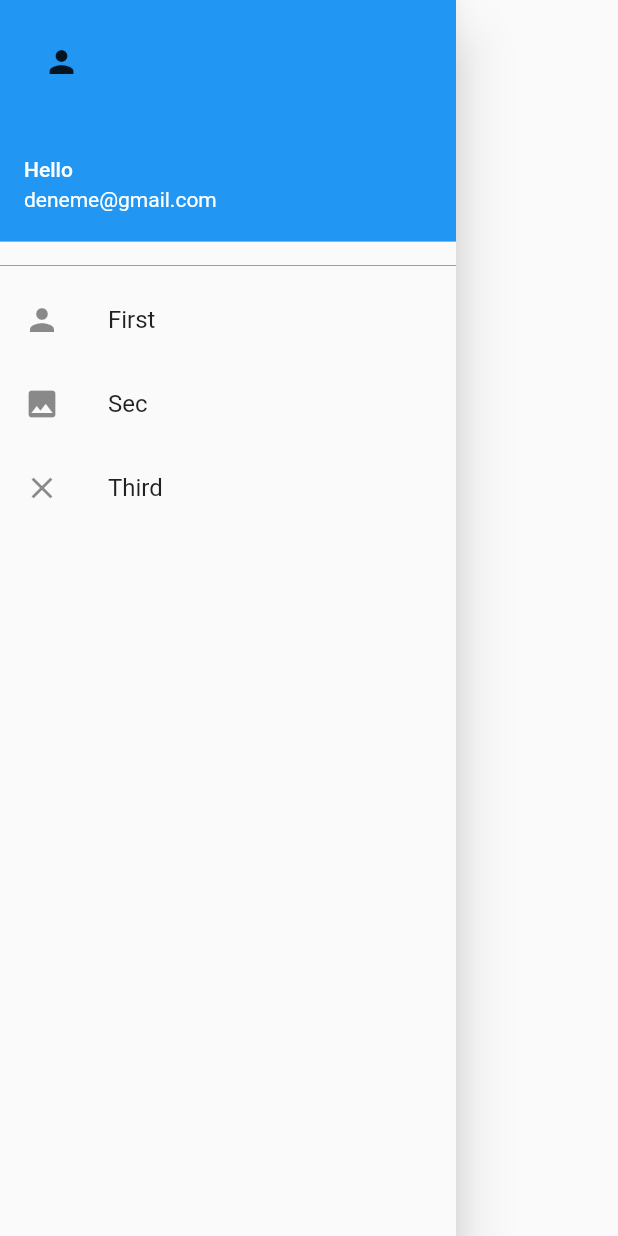
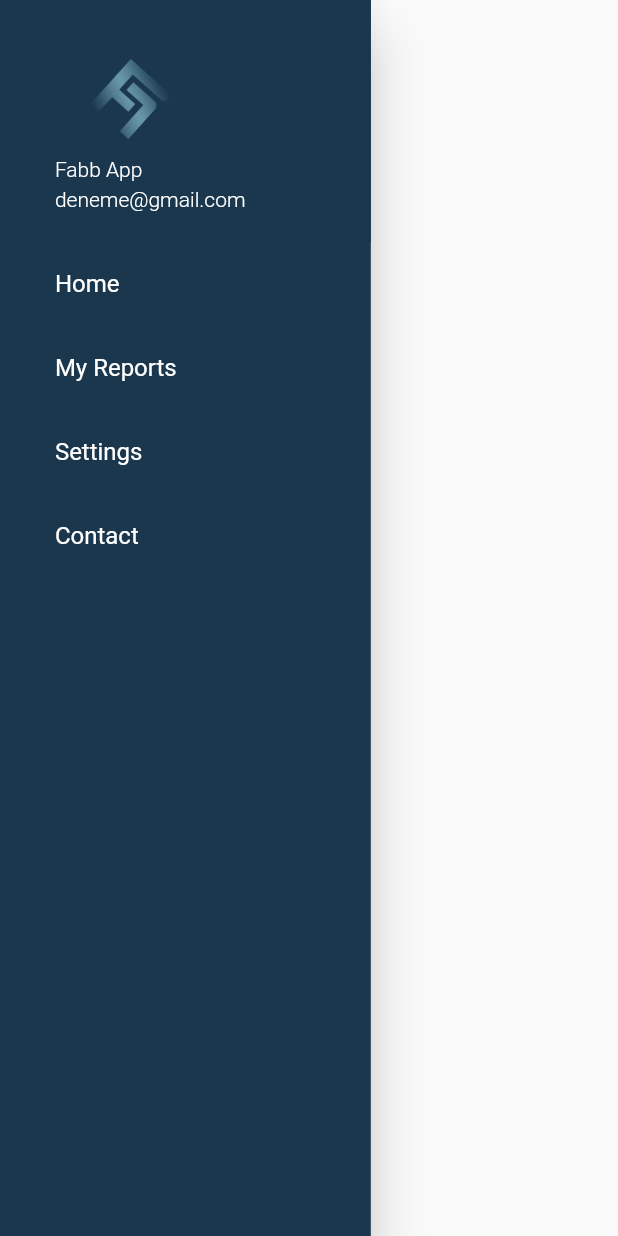
Before and after one commit to aligirisen/fabb-mobil, a Flutter app: the CustomNavigationDrawer widget shown alone on an empty page, opened directly, on a phone screen of 412 x 824 dp. Run offline on Flutter 3.47's test engine with Material 2 defaults, Android fonts, the phone set to English and light mode, and no system bars; our stand-ins replace get, get_storage, sizer; missing offline and left inert: dart:html, swipe; accounts and stored records are empty.

```diff
--- a/lib/app/modules/common/navigation_drawer.dart
+++ b/lib/app/modules/common/navigation_drawer.dart
@@ -1,37 +1,42 @@
+import 'package:fabb_mobil/app/theme/app_colors.dart';
+import 'package:fabb_mobil/app/theme/app_images.dart';
 import 'package:flutter/material.dart';
 import 'package:get/get.dart';
+import 'package:sizer/sizer.dart';
 import '../../routes/app_pages.dart';
 
 class CustomNavigationDrawer extends StatelessWidget {
   @override
   Widget build(BuildContext context) {
     return Drawer(
+      width: 60.w,
+      backgroundColor: AppColors.darkBlue,
       child: Container(
         child: ListView(children: [
           buildDrawerHeader(),
-          const Divider(
-            color: Colors.grey,
-          ),
           buildDrawerItem(
-              text: "First",
-              icon: Icon(Icons.person),
+              text: "Home",
               onTap: () => navigate(0),
-              tileColor: Get.currentRoute == Routes.login
-                  ? Colors.blue
+              tileColor: Get.currentRoute == Routes.home
+                  ? AppColors.chosendrawer
                   : Colors.transparent),
           buildDrawerItem(
-              text: "Sec",
-              icon: Icon(Icons.photo),
+              text: "My Reports",
               onTap: () => navigate(1),
-              tileColor: Get.currentRoute == Routes.login
-                  ? Colors.blue
+              tileColor: Get.currentRoute == Routes.myreports
+                  ? AppColors.chosendrawer
                   : Colors.transparent),
           buildDrawerItem(
-              text: "Third",
-              icon: Icon(Icons.close),
+              text: "Settings",
               onTap: () => navigate(2),
-              tileColor: Get.currentRoute == Routes.login
-                  ? Colors.blue
+              tileColor: Get.currentRoute == Routes.settings
+                  ? AppColors.chosendrawer
+                  : Colors.transparent),
+          buildDrawerItem(
+              text: "Contact",
+              onTap: () => navigate(3),
+              tileColor: Get.currentRoute == Routes.contact
+                  ? AppColors.chosendrawer
                   : Colors.transparent)
         ]),
       ),
@@ -39,36 +44,49 @@ class CustomNavigationDrawer extends StatelessWidget {
   }
 
   Widget buildDrawerHeader() {
-    return const UserAccountsDrawerHeader(
-      accountName: Text("Hello"),
-      accountEmail: Text("deneme@gmail.com"),
-      currentAccountPicture: Icon(Icons.person),
-      currentAccountPictureSize: Size.square(50),
+    return UserAccountsDrawerHeader(
+      margin: EdgeInsets.only(left: 5.w),
+      accountName: Text(
+        "Fabb App",
+        style: TextStyle(fontWeight: FontWeight.w300),
+      ),
+      accountEmail: Text("deneme@gmail.com",
+          style: TextStyle(fontWeight: FontWeight.w300)),
+      currentAccountPicture: Image(image: AppImages.logo),
+      currentAccountPictureSize: Size.square(100),
+      decoration: BoxDecoration(color: AppColors.darkBlue),
     );
   }
 
   Widget buildDrawerItem(
       {required String text,
-      required Icon icon,
       required VoidCallback onTap,
       required Color tileColor}) {
-    return ListTile(
-      leading: icon,
-      title: Text(text),
-      onTap: onTap,
-      tileColor: tileColor,
+    return Container(
+      margin: EdgeInsets.only(left: 5.w),
+      child: ListTile(
+        title: Text(
+          text,
+          style: TextStyle(
+              color: AppColors.lightWords,
+              fontSize: 16,
+              fontWeight: FontWeight.w400),
+        ),
+        onTap: onTap,
+        tileColor: tileColor,
+      ),
     );
   }
 
   navigate(int index) {
     if (index == 0) {
-      Get.toNamed("/firstPage");
+      Get.toNamed("/mapscreen");
     } else if (index == 1) {
-      Get.toNamed("/secondPage");
+      Get.toNamed("/myreports");
     } else if (index == 2) {
-      Get.toNamed("/thirdPage");
+      Get.toNamed("/settings");
     } else {
-      Get.toNamed("/home");
+      Get.toNamed("/contact");
     }
   }
 }
--- a/lib/app/routes/app_pages.dart
+++ b/lib/app/routes/app_pages.dart
@@ -3,6 +3,7 @@ import '../modules/1-auth pages/bindings/auth_binding.dart';
 import '../modules/1-auth pages/views/login_view.dart';
 import '../modules/1-auth pages/views/signup_view.dart';
 import '../modules/0-onboarding/views/onboarding_view.dart';
+import '../modules/2-home/views/home_view.dart';
 part 'app_routes.dart';
 
 class AppPages {
@@ -13,6 +14,7 @@ class AppPages {
 
   static const login = Routes.login;
   static const signup = Routes.signup;
+  static const home = Routes.home;
 
   static final routes = [
     GetPage(
@@ -29,5 +31,25 @@ class AppPages {
       page: () => const SignupView(),
       binding: AuthBindings(),
     ),
+    GetPage(
+      name: _Paths.home,
+      page: () => HomeView(),
+      binding: HomeBindings(),
+    ),
+    GetPage(
+      name: _Paths.myreports,
+      page: () => HomeView(),
+      binding: HomeBindings(), //change!!!!
+    ),
+    GetPage(
+      name: _Paths.settings,
+      page: () => HomeView(),
+      binding: HomeBindings(), //change!!!!
+    ),
+    GetPage(
+      name: _Paths.contact,
+      page: () => HomeView(),
+      binding: HomeBindings(), //change!!!!
+    ),
   ];
 }
--- a/lib/app/routes/app_routes.dart
+++ b/lib/app/routes/app_routes.dart
@@ -7,6 +7,10 @@ abstract class Routes {
 
   static const login = _Paths.login;
   static const signup = _Paths.signup;
+  static const home = _Paths.home;
+  static const myreports = _Paths.myreports;
+  static const settings = _Paths.settings;
+  static const contact = _Paths.contact;
 }
 
 abstract class _Paths {
@@ -14,4 +18,8 @@ abstract class _Paths {
 
   static const login = '/login';
   static const signup = '/signup';
+  static const home = '/home';
+  static const myreports = '/myreports';
+  static const settings = '/settings';
+  static const contact = '/contact';
 }
--- a/lib/app/theme/app_colors.dart
+++ b/lib/app/theme/app_colors.dart
@@ -6,4 +6,7 @@ class AppColors {
   static Color infoPageBackground = const Color(0xff3C627C);
   static Color infoTextColor = Colors.white;
   static Color dotActiveColor = Colors.yellow;
+  static Color darkBlue = const Color(0xff1A374D);
+  static Color lightWords = Colors.white;
+  static Color chosendrawer = const Color(0xff25465F);
 }
```
Also changed, not shown: lib/app/modules/1-auth pages/bindings/auth_binding.dart (+10 -0 lines), lib/app/modules/1-auth pages/views/login_view.dart (+24 -11 lines), lib/app/modules/2-home/controllers/map_screen_controller.dart (added, +8 -0 lines), lib/app/modules/2-home/views/home_view.dart (added, +81 -0 lines), lib/app/modules/2-home/views/map_screen.dart (deleted, +0 -22 lines), 2 other files.
